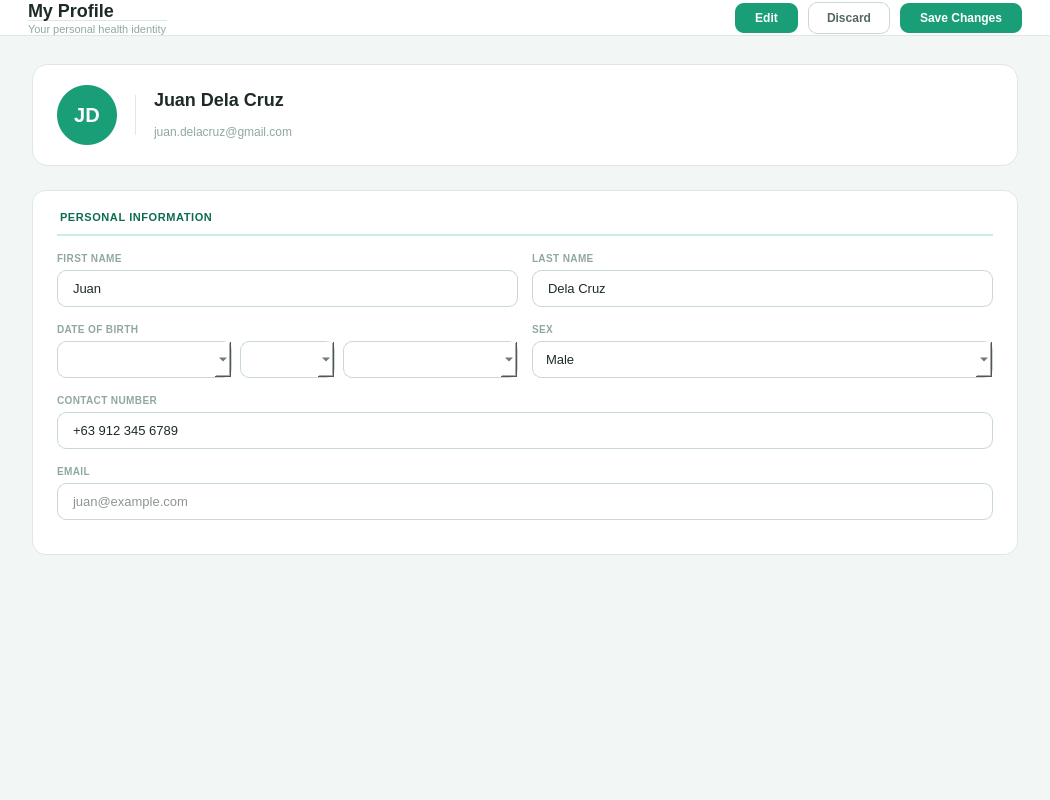
The window that src/ui/page_profile.ui (shasheenahdeeneillelumasag/CCC151---Group-Project) describes before a commit, drawn with Qt 5.
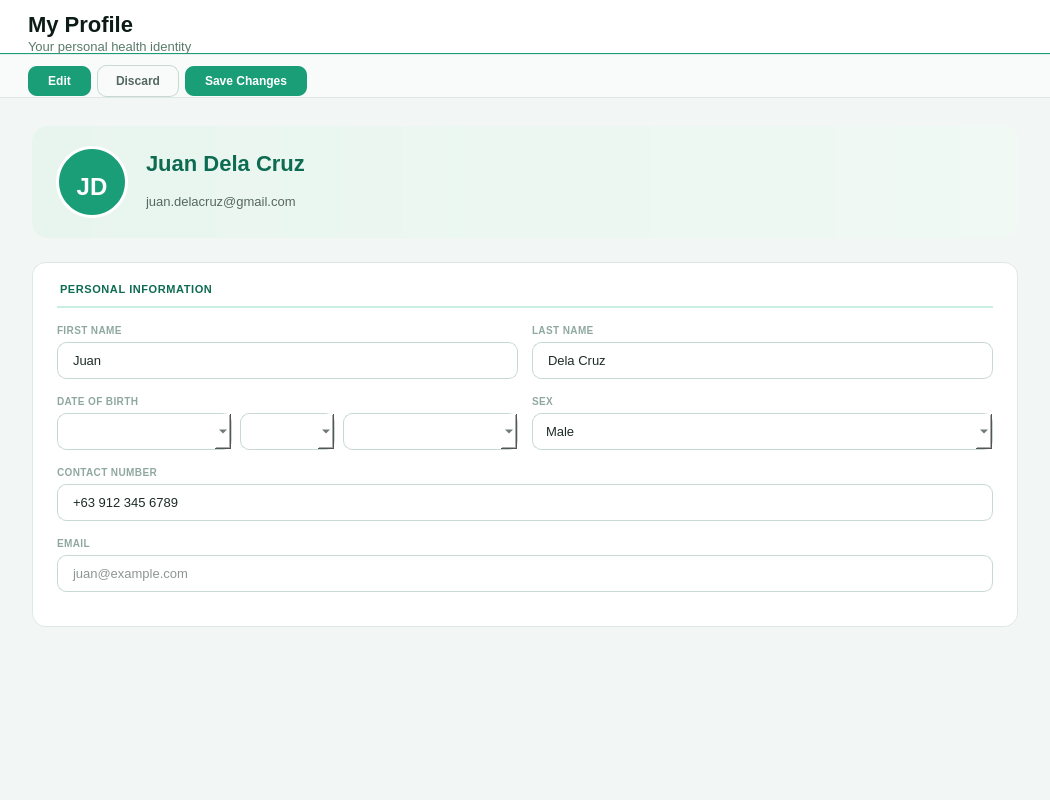
The same window after the commit.

What changed in the file:
```diff
--- a/src/ui/page_profile.ui
+++ b/src/ui/page_profile.ui
@@ -44,8 +44,10 @@
    <item>
     <widget class="QFrame" name="topbar">
      <property name="styleSheet">
-      <string>QFrame { background: #FFFFFF; border-bottom: 1px solid #DDE8E3; }</string>
-     </property>
+       <string>QFrame#topbar { background: #FFFFFF; border-bottom: 1px solid #1A9E78; }</string>
+      </property>
+      <property name="minimumHeight"><number>72</number></property>
+      <property name="maximumHeight"><number>72</number></property>
      <layout class="QHBoxLayout">
       <property name="spacing">
        <number>10</number>
@@ -54,7 +56,7 @@
        <number>28</number>
       </property>
      <property name="topMargin">
-      <number>0</number>
+        <number>12</number>
      </property>
      <property name="rightMargin">
       <number>28</number>
@@ -70,7 +72,7 @@
         <item>
          <widget class="QLabel" name="pageTitle">
           <property name="styleSheet">
-           <string>QLabel { font-size: 18px; font-weight: bold; color: #1C2B25; }</string>
+            <string>QLabel { font-size: 22px; font-weight: bold; color: #0D1B16; }</string>
           </property>
           <property name="text">
            <string>My Profile</string>
@@ -80,7 +82,7 @@
         <item>
          <widget class="QLabel" name="pageSub">
           <property name="styleSheet">
-           <string>QLabel { font-size: 11px; color: #8FA89F; }</string>
+            <string>QLabel { font-size: 13px; color: #5A7A6A; }</string>
           </property>
           <property name="text">
            <string>Your personal health identity</string>
@@ -89,19 +91,21 @@
         </item>
        </layout>
       </item>
-      <item>
-       <spacer>
-        <property name="orientation">
-         <enum>Qt::Orientation::Horizontal</enum>
-        </property>
-        <property name="sizeHint" stdset="0">
-         <size>
-          <width>40</width>
-          <height>0</height>
-         </size>
-        </property>
-       </spacer>
-      </item>
+      </layout>
+     </widget>
+    </item>
+    <item>
+     <widget class="QFrame" name="toolbar">
+      <property name="styleSheet">
+       <string>QFrame#toolbar { background: #F8FBFA; border-bottom: 1px solid #DDE8E3; border-top: 1px solid #E4EDE9; }</string>
+      </property>
+      <property name="minimumHeight"><number>48</number></property>
+      <property name="maximumHeight"><number>48</number></property>
+      <layout class="QHBoxLayout">
+       <property name="leftMargin"><number>28</number></property>
+       <property name="topMargin"><number>10</number></property>
+       <property name="rightMargin"><number>28</number></property>
+       <property name="bottomMargin"><number>0</number></property>
        <item>
         <widget class="QPushButton" name="btnEdit">
          <property name="cursor">
@@ -135,6 +139,19 @@
          </property>
         </widget>
        </item>
+       <item>
+        <spacer>
+         <property name="orientation">
+          <enum>Qt::Horizontal</enum>
+         </property>
+         <property name="sizeHint" stdset="0">
+          <size>
+           <width>40</width>
+           <height>0</height>
+          </size>
+         </property>
+        </spacer>
+       </item>
      </layout>
     </widget>
    </item>
@@ -180,10 +197,10 @@
          <property name="maximumHeight"><number>100</number></property>
          <property name="styleSheet">
           <string>QFrame#profileHero {
-            background: #FFFFFF;
-            border: 1px solid #DDE8E3;
-            border-radius: 16px;
-          }</string>
+             background: qlineargradient(x1:0, y1:0, x2:1, y2:0, stop:0 #E8F5EE, stop:1 #F0F9F4);
+             border: none;
+             border-radius: 16px;
+           }</string>
          </property>
          <layout class="QHBoxLayout">
           <property name="spacing"><number>18</number></property>
@@ -192,24 +209,23 @@
           <property name="rightMargin"><number>28</number></property>
           <property name="bottomMargin"><number>20</number></property>
 
-          
           <item>
            <widget class="QFrame" name="avatarFrame">
-            <property name="minimumSize"><size><width>60</width><height>60</height></size></property>
-            <property name="maximumSize"><size><width>60</width><height>60</height></size></property>
+             <property name="minimumSize"><size><width>72</width><height>72</height></size></property>
+             <property name="maximumSize"><size><width>72</width><height>72</height></size></property>
             <property name="styleSheet">
-             <string>QFrame { background: #1A9E78; border-radius: 30px; border: none; }</string>
+              <string>QFrame { background: #1A9E78; border-radius: 36px; border: 3px solid #FFFFFF; }</string>
             </property>
             <layout class="QVBoxLayout">
              <property name="leftMargin"><number>0</number></property>
-             <property name="topMargin"><number>0</number></property>
+              <property name="topMargin"><number>10</number></property>
              <property name="rightMargin"><number>0</number></property>
              <property name="bottomMargin"><number>0</number></property>
              <item>
               <widget class="QLabel" name="avatarInitials">
                <property name="alignment"><set>Qt::AlignmentFlag::AlignCenter</set></property>
                <property name="styleSheet">
-                <string>QLabel { font-size: 20px; font-weight: bold; color: #FFFFFF; background: transparent; border: none; }</string>
+                 <string>QLabel { font-size: 24px; font-weight: bold; color: #FFFFFF; background: transparent; border: none; }</string>
                </property>
                <property name="text"><string>JD</string></property>
               </widget>
@@ -218,23 +234,13 @@
            </widget>
           </item>
 
-          
-          <item>
-           <widget class="QFrame" name="heroDivider">
-            <property name="minimumSize"><size><width>1</width><height>40</height></size></property>
-            <property name="maximumSize"><size><width>1</width><height>40</height></size></property>
-            <property name="styleSheet"><string>QFrame { background: #DDE8E3; border: none; }</string></property>
-           </widget>
-          </item>
-
-          
           <item>
            <layout class="QVBoxLayout">
-            <property name="spacing"><number>5</number></property>
+             <property name="spacing"><number>4</number></property>
             <item>
              <widget class="QLabel" name="heroName">
               <property name="styleSheet">
-               <string>QLabel { font-size: 18px; font-weight: bold; color: #1C2B25; }</string>
+                <string>QLabel { font-size: 22px; font-weight: bold; color: #0D6B52; }</string>
               </property>
               <property name="text"><string>Juan Dela Cruz</string></property>
              </widget>
@@ -242,7 +248,7 @@
             <item>
              <widget class="QLabel" name="heroEmail">
               <property name="styleSheet">
-               <string>QLabel { font-size: 12px; color: #8FA89F; background: transparent; border: none; padding: 0; }</string>
+                <string>QLabel { font-size: 13px; color: #546860; background: transparent; border: none; padding: 0; }</string>
               </property>
               <property name="text"><string>juan.delacruz@gmail.com</string></property>
              </widget>
```
Left out of the diff: 4 changed lines with no effect on the pictures. Lines whose indentation alone changed are shown as unchanged.
